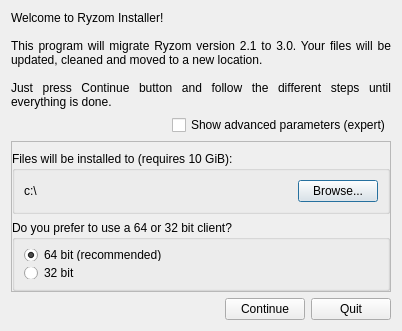
First picture: the form in code/ryzom/tools/client/ryzom_installer/ui/migratedialog.ui, repository deedounet/khanat-opennel-code, before the edit.
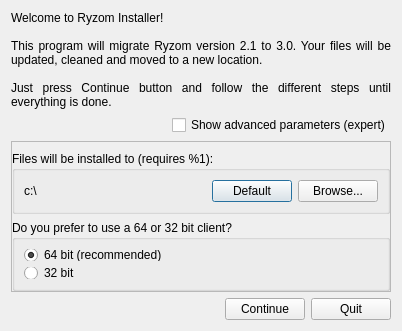
Second picture: the form after the edit.

```diff
--- a/code/ryzom/tools/client/ryzom_installer/ui/migratedialog.ui
+++ b/code/ryzom/tools/client/ryzom_installer/ui/migratedialog.ui
@@ -91,13 +91,20 @@
       <item>
        <widget class="QGroupBox" name="destinationGroupBox">
         <property name="title">
-         <string>Files will be installed to (requires 10 GiB):</string>
+         <string notr="true">Files will be installed to (requires %1):</string>
         </property>
-        <layout class="QHBoxLayout" name="destinationLayout" stretch="1,0">
+        <layout class="QHBoxLayout" name="destinationLayout" stretch="1,0,0">
          <item>
           <widget class="QLabel" name="destinationLabel">
            <property name="text">
-            <string>c:\</string>
+            <string notr="true">c:\</string>
+           </property>
+          </widget>
+         </item>
+         <item>
+          <widget class="QPushButton" name="destinationDefaultButton">
+           <property name="text">
+            <string>Default</string>
            </property>
           </widget>
          </item>
```
Left out of the diff: 4 changed lines with no effect on the pictures.
